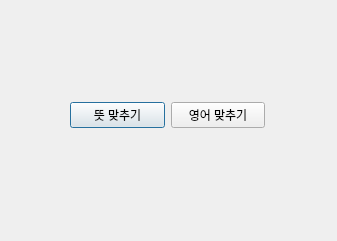
Qt form src/ui/TestSelectWindow.ui (Software-Engineering-Team5/Software-Engineering-Team5) before a commit.
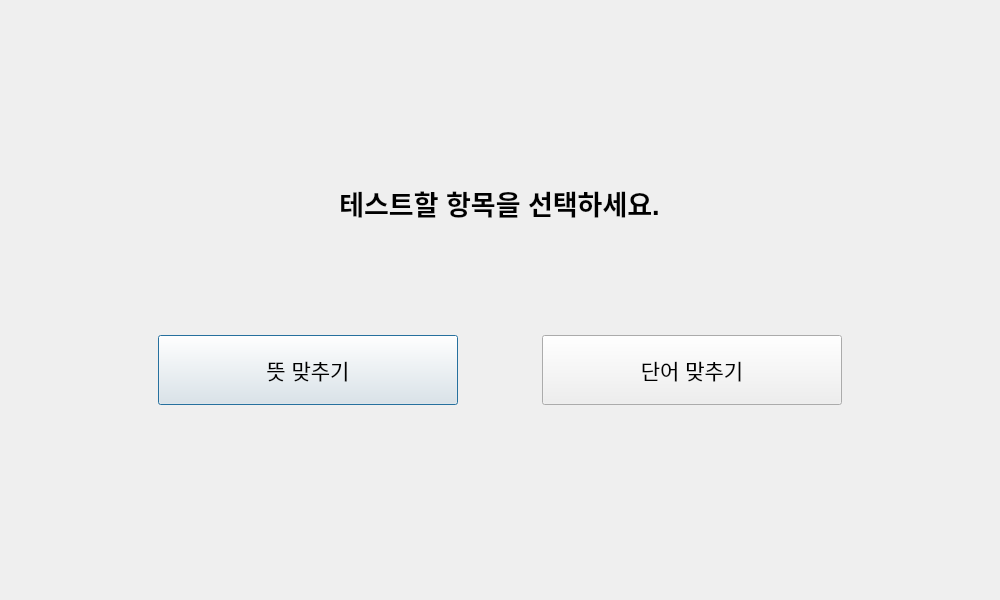
The same form after that commit.

The edit to the form file:
```diff
--- a/src/ui/TestSelectWindow.ui
+++ b/src/ui/TestSelectWindow.ui
@@ -6,8 +6,8 @@
    <rect>
     <x>0</x>
     <y>0</y>
-    <width>337</width>
-    <height>241</height>
+    <width>1000</width>
+    <height>600</height>
    </rect>
   </property>
   <property name="windowTitle">
@@ -16,15 +16,32 @@
   <widget class="QWidget" name="horizontalLayoutWidget">
    <property name="geometry">
     <rect>
-     <x>70</x>
-     <y>80</y>
-     <width>195</width>
-     <height>71</height>
+     <x>80</x>
+     <y>240</y>
+     <width>841</width>
+     <height>261</height>
     </rect>
    </property>
    <layout class="QHBoxLayout" name="horizontalLayout">
     <item>
      <widget class="QPushButton" name="meanButton">
+      <property name="minimumSize">
+       <size>
+        <width>300</width>
+        <height>70</height>
+       </size>
+      </property>
+      <property name="maximumSize">
+       <size>
+        <width>300</width>
+        <height>16777215</height>
+       </size>
+      </property>
+      <property name="font">
+       <font>
+        <pointsize>16</pointsize>
+       </font>
+      </property>
       <property name="text">
        <string>뜻 맞추기</string>
       </property>
@@ -32,13 +49,52 @@
     </item>
     <item>
      <widget class="QPushButton" name="engButton">
+      <property name="minimumSize">
+       <size>
+        <width>300</width>
+        <height>70</height>
+       </size>
+      </property>
+      <property name="maximumSize">
+       <size>
+        <width>300</width>
+        <height>16777215</height>
+       </size>
+      </property>
+      <property name="font">
+       <font>
+        <pointsize>16</pointsize>
+       </font>
+      </property>
       <property name="text">
-       <string>영어 맞추기</string>
+       <string>단어 맞추기</string>
       </property>
      </widget>
     </item>
    </layout>
   </widget>
+  <widget class="QLabel" name="label">
+   <property name="geometry">
+    <rect>
+     <x>304</x>
+     <y>167</y>
+     <width>391</width>
+     <height>71</height>
+    </rect>
+   </property>
+   <property name="font">
+    <font>
+     <pointsize>20</pointsize>
+     <bold>true</bold>
+    </font>
+   </property>
+   <property name="text">
+    <string>테스트할 항목을 선택하세요.</string>
+   </property>
+   <property name="alignment">
+    <set>Qt::AlignCenter</set>
+   </property>
+  </widget>
  </widget>
  <resources/>
  <connections/>
```
